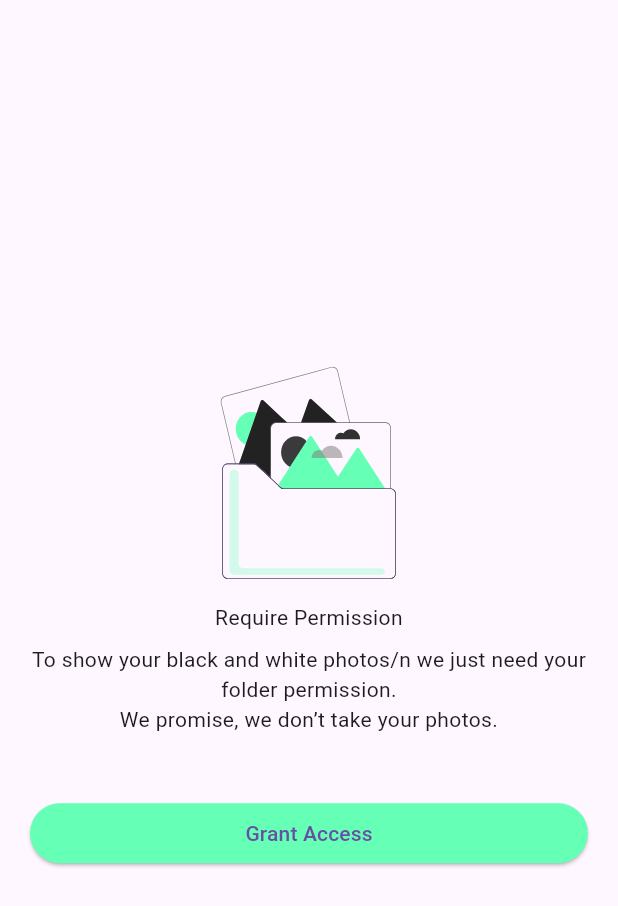
After one commit to bishalimtiaz/photos, a Flutter app: the PhotoAccessScreen screen opened by its route, after a tap on "Grant Access", on a phone screen of 412 x 824 dp. The commit adds this screen. Shown: the top 906 px of the screen. Run offline on Flutter 3.47's test engine with Material 3 defaults, Android fonts, the phone set to English and light mode, and no system bars; our stand-ins replace device_info_plus, flutter_svg, get_it, go_router, logger, permission_handler.

Commit message:
Implement Photo Access Module

```diff
--- a/lib/app/core/constants/app_assets.dart
+++ b/lib/app/core/constants/app_assets.dart
@@ -2,4 +2,5 @@ final class AppAssets {
   static const String imagePath = 'assets/images';
 
   static const String gallery = '$imagePath/gallery.png';
+  static const String icPhotos = '$imagePath/ic_photos.svg';
 }
--- /dev/null
+++ b/lib/app/presentaton/modules/photo_access/bindings/photo_access_binding.dart
@@ -0,0 +1,21 @@
+import 'package:photos/app/dependency_provider/dependency_provider.dart';
+import 'package:photos/app/presentaton/modules/photo_access/controllers/photo_access_controller.dart';
+import 'package:photos/app/routes/route_bindings/binding.dart';
+
+class PhotoAccessBinding extends Binding {
+  @override
+  bool get isSingleInstance => false;
+
+  @override
+  Future<void> addDependencies() async {
+    DependencyProvider().provideScreenController<PhotoAccessController>(
+      () => PhotoAccessController(),
+      isSingleInstance: isSingleInstance,
+    );
+  }
+
+  @override
+  Future<void> removeDependencies() async {
+    DependencyProvider().removeController<PhotoAccessController>();
+  }
+}
--- /dev/null
+++ b/lib/app/presentaton/modules/photo_access/controllers/photo_access_controller.dart
@@ -0,0 +1,18 @@
+import 'dart:io';
+import 'package:permission_handler/permission_handler.dart';
+import 'package:photos/app/core/base/screen_controller.dart';
+import 'package:photos/app/core/utils/log.dart';
+
+class PhotoAccessController extends ScreenController {
+  @override
+  void onInit() {
+    Log.debug('onInit: PhotoAccessController');
+    super.onInit();
+  }
+
+  @override
+  void onDispose() {
+    Log.debug('onDispose: PhotoAccessController');
+    super.onDispose();
+  }
+}
--- /dev/null
+++ b/lib/app/presentaton/modules/photo_access/photo_access_screen.dart
@@ -0,0 +1,63 @@
+
+import 'package:flutter/material.dart';
+import 'package:photos/app/core/base/screen_state.dart';
+import 'package:photos/app/core/constants/app_assets.dart';
+import 'package:photos/app/presentaton/modules/photo_access/controllers/photo_access_controller.dart';
+import 'package:photos/app/presentaton/widgets/asset_image_view.dart';
+import 'package:photos/app/presentaton/widgets/primary_button.dart';
+import 'package:photos/app/routes/app_routes.dart';
+
+class PhotoAccessScreen extends StatefulWidget {
+  const PhotoAccessScreen({super.key});
+
+  @override
+  State<PhotoAccessScreen> createState() => _PhotoAccessScreenState();
+}
+
+class _PhotoAccessScreenState
+    extends ScreenState<PhotoAccessScreen, PhotoAccessController> {
+  @override
+  String? get routeName => AppRoutes.photoAccess;
+
+  @override
+  Widget buildScreen(BuildContext context) {
+    return Padding(
+      padding: const EdgeInsets.symmetric(
+        horizontal: 20
+      ),
+      child: Column(
+        crossAxisAlignment: CrossAxisAlignment.stretch,
+        mainAxisAlignment: MainAxisAlignment.center,
+        children: <Widget>[
+          const AssetImageView(
+            fileName: AppAssets.icPhotos,
+            fit: BoxFit.contain,
+            height: 149,
+            width: 123,
+          ),
+          const SizedBox(height: 8),
+          const Text(
+            "Require Permission",
+            textAlign: TextAlign.center,
+          ),
+          const SizedBox(height: 8),
+          const Text(
+            "To show your black and white photos/n we just need your folder permission.\nWe promise, we don’t take your photos.",
+            textAlign: TextAlign.center,
+          ),
+          const SizedBox(height: 42),
+          PrimaryButton(
+            onTap: _onTapRequestPermission,
+            child: const Text(
+              "Grant Access",
+            ),
+          )
+        ],
+      ),
+    );
+  }
+
+  void _onTapRequestPermission() async {
+    //TODO: Implement Tap Action
+  }
+}
--- /dev/null
+++ b/lib/app/presentaton/widgets/primary_button.dart
@@ -0,0 +1,30 @@
+import 'package:flutter/material.dart';
+
+class PrimaryButton extends StatelessWidget {
+  final Function()? onTap;
+  final Widget child;
+
+  const PrimaryButton({
+    required this.child,
+    this.onTap,
+    super.key,
+  });
+
+  @override
+  Widget build(BuildContext context) {
+    return ElevatedButton(
+      style: ButtonStyle(
+        backgroundColor: MaterialStateProperty.all<Color>(const Color(0xFF66FFB6)),
+        shape: MaterialStateProperty.all<RoundedRectangleBorder>(
+          RoundedRectangleBorder(
+            borderRadius: BorderRadius.circular(
+              50,
+            ),
+          ),
+        ),
+      ),
+      onPressed: onTap,
+      child: child,
+    );
+  }
+}
--- a/lib/app/routes/app_router.dart
+++ b/lib/app/routes/app_router.dart
@@ -1,6 +1,7 @@
 import 'package:flutter/material.dart';
 import 'package:go_router/go_router.dart';
 import 'package:photos/app/core/base/screen_builder.dart';
+import 'package:photos/app/presentaton/modules/photo_access/photo_access_screen.dart';
 import 'package:photos/app/presentaton/modules/splash/splash_screen.dart';
 import 'package:photos/app/routes/app_routes.dart';
 import 'package:photos/app/routes/go_router_observer.dart';
@@ -26,5 +27,12 @@ final GoRouter appRouter = GoRouter(
         return const SplashScreen();
       },
     ),
+    ScreenBuilder<PhotoAccessScreen>(
+      path: _Path.photoAccess,
+      name: AppRoutes.photoAccess,
+      screenBuilder: (BuildContext context, GoRouterState state) {
+        return const PhotoAccessScreen();
+      },
+    ),
   ],
 );
--- a/lib/app/routes/route_bindings/route_binding.dart
+++ b/lib/app/routes/route_bindings/route_binding.dart
@@ -1,3 +1,4 @@
+import 'package:photos/app/presentaton/modules/photo_access/bindings/photo_access_binding.dart';
 import 'package:photos/app/presentaton/modules/splash/bindings/splash_binding.dart';
 import 'package:photos/app/routes/app_routes.dart';
 import 'package:photos/app/routes/route_bindings/binding.dart';
@@ -6,4 +7,5 @@ typedef Binder = Binding Function();
 
 final Map<String, Binder> routeBindings = <String, Binder>{
   AppRoutes.splash: () => SplashBinding(),
+  AppRoutes.photoAccess: () => PhotoAccessBinding(),
 };
--- a/pubspec.yaml
+++ b/pubspec.yaml
@@ -29,6 +29,7 @@ dependencies:
   get_it: 7.6.7
   flutter_svg: 2.0.10+1
   permission_handler: 11.3.0
+  device_info_plus: 10.0.1
 
 dev_dependencies:
   flutter_test:
```
Also changed, not shown: lib/app/presentaton/modules/splash/controllers/splash_controller.dart (+28 -0 lines), lib/app/presentaton/modules/splash/splash_screen.dart (+17 -0 lines), assets/images/ic_photos.svg (added), pubspec.lock.
